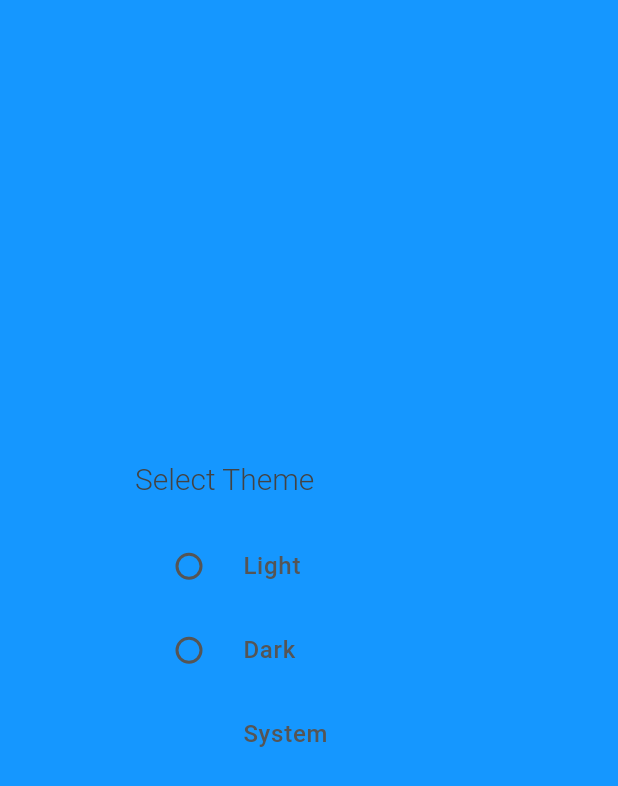
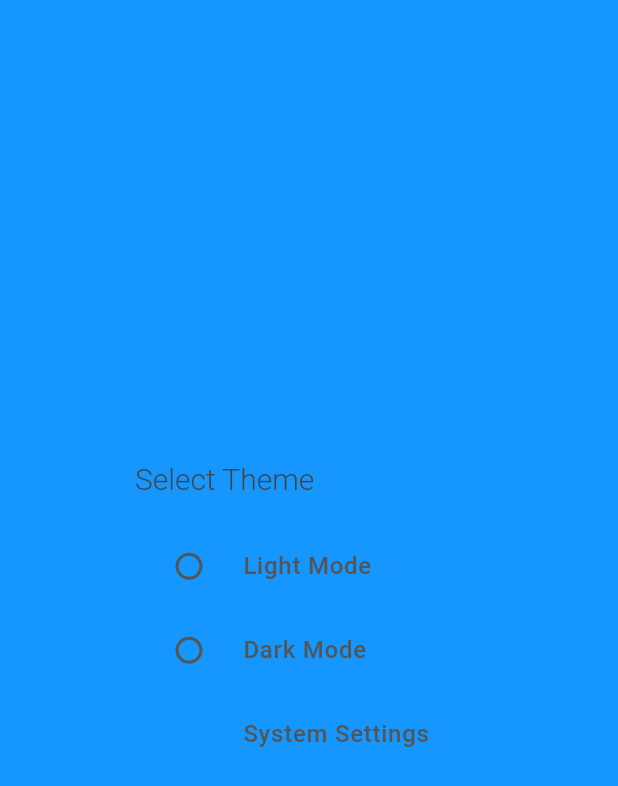
Before and after one commit to PhuocDinh462/student_hub, a Flutter app: the ThemeDialog widget shown alone on an empty page, opened directly, on a phone screen of 412 x 824 dp. Shown: the top 786 px of the screen. Run offline on Flutter 3.47's test engine with Material 3 defaults, Android fonts, the phone set to English and light mode, and no system bars; our stand-ins replace gap, pinput, shared_preferences; missing offline and left inert: country_flags, language_code; accounts and stored records are empty; generated files the repository leaves out were written again.

Commit message:
chore: Update theme icons and labels

```diff
--- a/lib/screens/account/settings.dart
+++ b/lib/screens/account/settings.dart
@@ -38,9 +38,9 @@ class Settings extends StatelessWidget {
                       children: [
                         Icon(
                             themeProvider.getTheme == ThemeMode.light
-                                ? Icons.light_mode
+                                ? Icons.light_mode_outlined
                                 : themeProvider.getTheme == ThemeMode.dark
-                                    ? Icons.dark_mode
+                                    ? Icons.dark_mode_outlined
                                     : Icons.sync,
                             size: 32),
                         const Gap(10),
--- a/lib/screens/account/widgets/theme_dialog.dart
+++ b/lib/screens/account/widgets/theme_dialog.dart
@@ -15,7 +15,7 @@ class ThemeDialog extends StatelessWidget {
         mainAxisSize: MainAxisSize.min,
         children: [
           RadioListTile<ThemeMode>(
-            title: const Text('Light'),
+            title: const Text('Light Mode'),
             value: ThemeMode.light,
             groupValue: themeProvider.getTheme,
             onChanged: (value) {
@@ -24,7 +24,7 @@ class ThemeDialog extends StatelessWidget {
             },
           ),
           RadioListTile<ThemeMode>(
-            title: const Text('Dark'),
+            title: const Text('Dark Mode'),
             value: ThemeMode.dark,
             groupValue: themeProvider.getTheme,
             onChanged: (value) {
@@ -33,7 +33,7 @@ class ThemeDialog extends StatelessWidget {
             },
           ),
           RadioListTile<ThemeMode>(
-            title: const Text('System'),
+            title: const Text('System Settings'),
             value: ThemeMode.system,
             groupValue: themeProvider.getTheme,
             onChanged: (value) {
```
